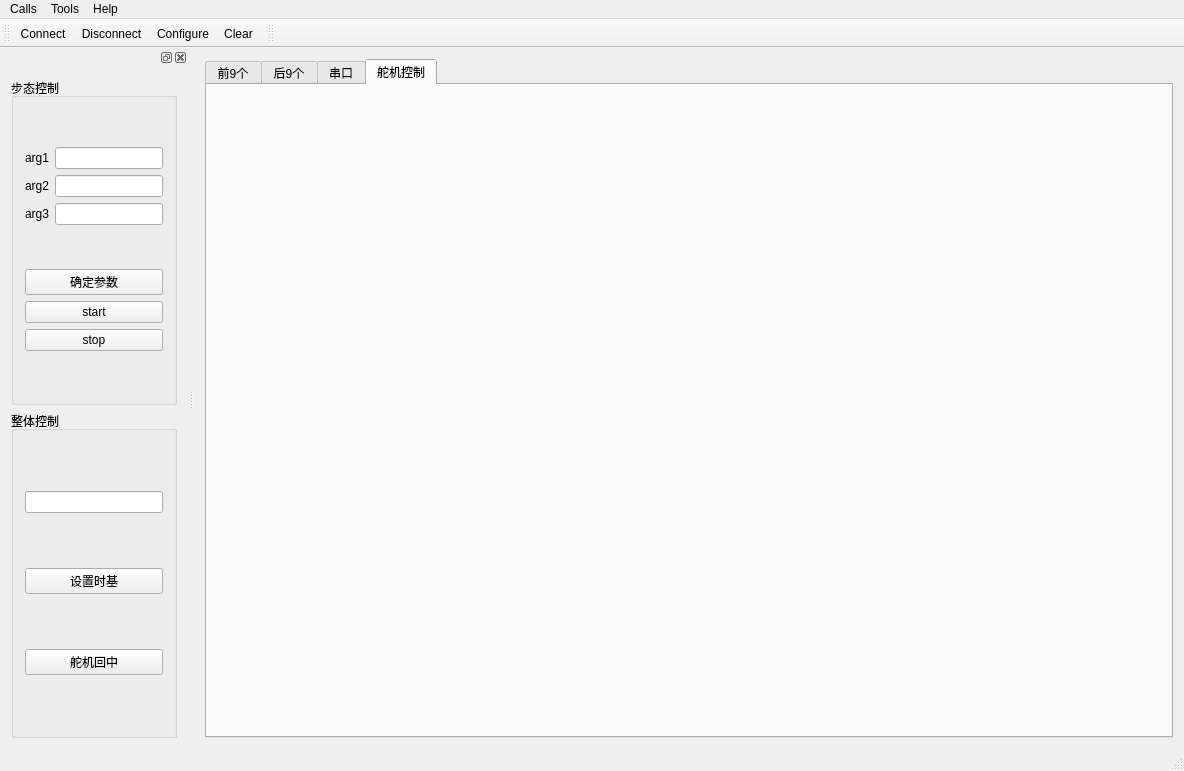
The window that mainwindow.ui (Chen-GuanJie/terminal) describes before a commit, drawn with Qt 5.
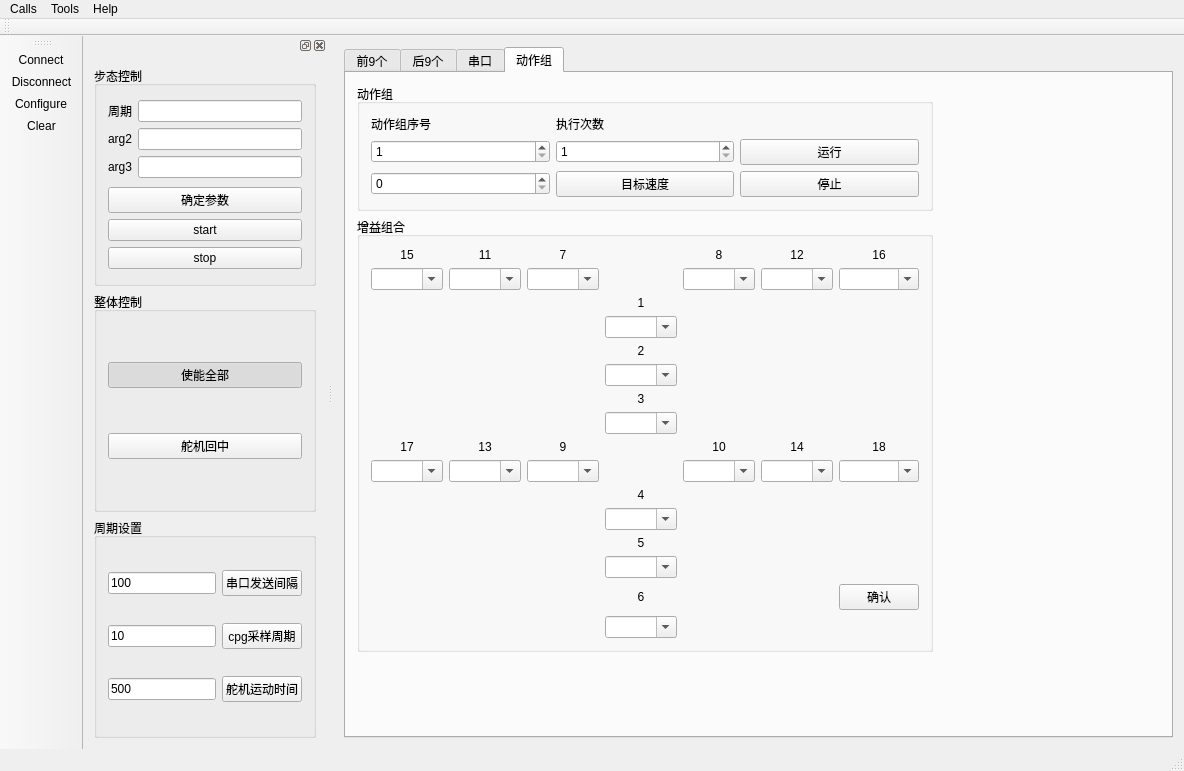
The same window after the commit. The open tabs and pages were chosen to show the change. Icons and pictures are not drawn. Custom widgets are drawn as their Qt base class.

The edit to the form file:
```diff
--- a/mainwindow.ui
+++ b/mainwindow.ui
@@ -110,8 +110,503 @@
       </widget>
       <widget class="QWidget" name="tab">
        <attribute name="title">
-        <string>舵机控制</string>
+        <string>动作组</string>
        </attribute>
+       <layout class="QGridLayout" name="gridLayout_5">
+        <item row="0" column="1">
+         <spacer name="horizontalSpacer">
+          <property name="orientation">
+           <enum>Qt::Horizontal</enum>
+          </property>
+          <property name="sizeHint" stdset="0">
+           <size>
+            <width>40</width>
+            <height>20</height>
+           </size>
+          </property>
+         </spacer>
+        </item>
+        <item row="0" column="0">
+         <widget class="QGroupBox" name="groupBox_4">
+          <property name="title">
+           <string>动作组</string>
+          </property>
+          <layout class="QGridLayout" name="gridLayout_2">
+           <item row="1" column="2">
+            <widget class="QPushButton" name="pushButton_dz">
+             <property name="text">
+              <string>运行</string>
+             </property>
+            </widget>
+           </item>
+           <item row="1" column="1">
+            <widget class="QSpinBox" name="spinBox_dz">
+             <property name="minimum">
+              <number>1</number>
+             </property>
+             <property name="maximum">
+              <number>1000</number>
+             </property>
+            </widget>
+           </item>
+           <item row="1" column="0">
+            <widget class="QSpinBox" name="spinBox_dz3">
+             <property name="minimum">
+              <number>1</number>
+             </property>
+            </widget>
+           </item>
+           <item row="0" column="0">
+            <widget class="QLabel" name="label_4">
+             <property name="text">
+              <string>动作组序号</string>
+             </property>
+            </widget>
+           </item>
+           <item row="0" column="1">
+            <widget class="QLabel" name="label_6">
+             <property name="text">
+              <string>执行次数</string>
+             </property>
+            </widget>
+           </item>
+           <item row="2" column="0">
+            <widget class="QSpinBox" name="spinBox_dz2"/>
+           </item>
+           <item row="2" column="1">
+            <widget class="QPushButton" name="pushButton_dz2">
+             <property name="text">
+              <string>目标速度</string>
+             </property>
+            </widget>
+           </item>
+           <item row="2" column="2">
+            <widget class="QPushButton" name="pushButton_dz3">
+             <property name="text">
+              <string>停止</string>
+             </property>
+            </widget>
+           </item>
+          </layout>
+         </widget>
+        </item>
+        <item row="4" column="0">
+         <spacer name="verticalSpacer">
+          <property name="orientation">
+           <enum>Qt::Vertical</enum>
+          </property>
+          <property name="sizeHint" stdset="0">
+           <size>
+            <width>20</width>
+            <height>40</height>
+           </size>
+          </property>
+         </spacer>
+        </item>
+        <item row="1" column="0">
+         <widget class="QGroupBox" name="groupBox_5">
+          <property name="title">
+           <string>增益组合</string>
+          </property>
+          <layout class="QGridLayout" name="gridLayout_6">
+           <item row="10" column="4">
+            <widget class="QLabel" name="clabel_9">
+             <property name="text">
+              <string>9</string>
+             </property>
+             <property name="alignment">
+              <set>Qt::AlignCenter</set>
+             </property>
+            </widget>
+           </item>
+           <item row="2" column="4">
+            <widget class="QLabel" name="clabel_7">
+             <property name="toolTipDuration">
+              <number>-1</number>
+             </property>
+             <property name="text">
+              <string>7</string>
+             </property>
+             <property name="alignment">
+              <set>Qt::AlignCenter</set>
+             </property>
+            </widget>
+           </item>
+           <item row="3" column="10">
+            <widget class="QComboBox" name="comboBoxx_16">
+             <property name="editable">
+              <bool>true</bool>
+             </property>
+             <property name="maxCount">
+              <number>18</number>
+             </property>
+            </widget>
+           </item>
+           <item row="10" column="10">
+            <widget class="QLabel" name="clabel_18">
+             <property name="text">
+              <string>18</string>
+             </property>
+             <property name="alignment">
+              <set>Qt::AlignCenter</set>
+             </property>
+            </widget>
+           </item>
+           <item row="10" column="0">
+            <widget class="QLabel" name="clabel_17">
+             <property name="text">
+              <string>17</string>
+             </property>
+             <property name="alignment">
+              <set>Qt::AlignCenter</set>
+             </property>
+            </widget>
+           </item>
+           <item row="12" column="6">
+            <widget class="QLabel" name="clabel_4">
+             <property name="text">
+              <string>4</string>
+             </property>
+             <property name="alignment">
+              <set>Qt::AlignCenter</set>
+             </property>
+            </widget>
+           </item>
+           <item row="3" column="8">
+            <widget class="QComboBox" name="comboBoxx_8">
+             <property name="editable">
+              <bool>true</bool>
+             </property>
+             <property name="maxCount">
+              <number>18</number>
+             </property>
+            </widget>
+           </item>
+           <item row="8" column="6">
+            <widget class="QLabel" name="clabel_3">
+             <property name="text">
+              <string>3</string>
+             </property>
+             <property name="alignment">
+              <set>Qt::AlignCenter</set>
+             </property>
+            </widget>
+           </item>
+           <item row="11" column="4">
+            <widget class="QComboBox" name="comboBoxx_9">
+             <property name="editable">
+              <bool>true</bool>
+             </property>
+             <property name="maxCount">
+              <number>18</number>
+             </property>
+            </widget>
+           </item>
+           <item row="14" column="6">
+            <widget class="QLabel" name="clabel_5">
+             <property name="text">
+              <string>5</string>
+             </property>
+             <property name="alignment">
+              <set>Qt::AlignCenter</set>
+             </property>
+            </widget>
+           </item>
+           <item row="4" column="6">
+            <widget class="QLabel" name="clabel_1">
+             <property name="text">
+              <string>1</string>
+             </property>
+             <property name="alignment">
+              <set>Qt::AlignCenter</set>
+             </property>
+            </widget>
+           </item>
+           <item row="2" column="2">
+            <widget class="QLabel" name="clabel_11">
+             <property name="text">
+              <string>11</string>
+             </property>
+             <property name="alignment">
+              <set>Qt::AlignCenter</set>
+             </property>
+            </widget>
+           </item>
+           <item row="11" column="0">
+            <widget class="QComboBox" name="comboBoxx_17">
+             <property name="editable">
+              <bool>true</bool>
+             </property>
+             <property name="maxCount">
+              <number>18</number>
+             </property>
+            </widget>
+           </item>
+           <item row="9" column="6">
+            <widget class="QComboBox" name="comboBoxx_3">
+             <property name="editable">
+              <bool>true</bool>
+             </property>
+             <property name="currentIndex">
+              <number>-1</number>
+             </property>
+             <property name="maxCount">
+              <number>18</number>
+             </property>
+            </widget>
+           </item>
+           <item row="10" column="9">
+            <widget class="QLabel" name="clabel_14">
+             <property name="text">
+              <string>14</string>
+             </property>
+             <property name="alignment">
+              <set>Qt::AlignCenter</set>
+             </property>
+            </widget>
+           </item>
+           <item row="10" column="2">
+            <widget class="QLabel" name="clabel_13">
+             <property name="text">
+              <string>13</string>
+             </property>
+             <property name="alignment">
+              <set>Qt::AlignCenter</set>
+             </property>
+            </widget>
+           </item>
+           <item row="3" column="2">
+            <widget class="QComboBox" name="comboBoxx_11">
+             <property name="editable">
+              <bool>true</bool>
+             </property>
+             <property name="maxCount">
+              <number>18</number>
+             </property>
+            </widget>
+           </item>
+           <item row="13" column="6">
+            <widget class="QComboBox" name="comboBoxx_4">
+             <property name="editable">
+              <bool>true</bool>
+             </property>
+             <property name="currentIndex">
+              <number>-1</number>
+             </property>
+             <property name="maxCount">
+              <number>18</number>
+             </property>
+            </widget>
+           </item>
+           <item row="11" column="9">
+            <widget class="QComboBox" name="comboBoxx_14">
+             <property name="editable">
+              <bool>true</bool>
+             </property>
+             <property name="maxCount">
+              <number>18</number>
+             </property>
+            </widget>
+           </item>
+           <item row="2" column="10">
+            <widget class="QLabel" name="clabel_16">
+             <property name="text">
+              <string>16</string>
+             </property>
+             <property name="alignment">
+              <set>Qt::AlignCenter</set>
+             </property>
+            </widget>
+           </item>
+           <item row="11" column="8">
+            <widget class="QComboBox" name="comboBoxx_10">
+             <property name="editable">
+              <bool>true</bool>
+             </property>
+             <property name="currentText">
+              <string/>
+             </property>
+             <property name="currentIndex">
+              <number>-1</number>
+             </property>
+             <property name="maxCount">
+              <number>18</number>
+             </property>
+            </widget>
+           </item>
+           <item row="3" column="0">
+            <widget class="QComboBox" name="comboBoxx_15">
+             <property name="editable">
+              <bool>true</bool>
+             </property>
+             <property name="maxCount">
+              <number>18</number>
+             </property>
+            </widget>
+           </item>
+           <item row="11" column="2">
+            <widget class="QComboBox" name="comboBoxx_13">
+             <property name="editable">
+              <bool>true</bool>
+             </property>
+             <property name="maxCount">
+              <number>18</number>
+             </property>
+            </widget>
+           </item>
+           <item row="2" column="0">
+            <widget class="QLabel" name="clabel_15">
+             <property name="text">
+              <string>15</string>
+             </property>
+             <property name="alignment">
+              <set>Qt::AlignCenter</set>
+             </property>
+            </widget>
+           </item>
+           <item row="7" column="6">
+            <widget class="QComboBox" name="comboBoxx_2">
+             <property name="editable">
+              <bool>true</bool>
+             </property>
+             <property name="currentIndex">
+              <number>-1</number>
+             </property>
+             <property name="maxCount">
+              <number>18</number>
+             </property>
+            </widget>
+           </item>
+           <item row="2" column="8">
+            <widget class="QLabel" name="clabel_8">
+             <property name="text">
+              <string>8</string>
+             </property>
+             <property name="alignment">
+              <set>Qt::AlignCenter</set>
+             </property>
+            </widget>
+           </item>
+           <item row="3" column="4">
+            <widget class="QComboBox" name="comboBoxx_7">
+             <property name="editable">
+              <bool>true</bool>
+             </property>
+             <property name="maxCount">
+              <number>18</number>
+             </property>
+            </widget>
+           </item>
+           <item row="11" column="10">
+            <widget class="QComboBox" name="comboBoxx_18">
+             <property name="editable">
+              <bool>true</bool>
+             </property>
+             <property name="maxCount">
+              <number>18</number>
+             </property>
+            </widget>
+           </item>
+           <item row="6" column="6">
+            <widget class="QLabel" name="clabel_2">
+             <property name="text">
+              <string>2</string>
+             </property>
+             <property name="alignment">
+              <set>Qt::AlignCenter</set>
+             </property>
+            </widget>
+           </item>
+           <item row="5" column="6">
+            <widget class="QComboBox" name="comboBoxx_1">
+             <property name="editable">
+              <bool>true</bool>
+             </property>
+             <property name="currentIndex">
+              <number>-1</number>
+             </property>
+             <property name="maxCount">
+              <number>18</number>
+             </property>
+            </widget>
+           </item>
+           <item row="15" column="6">
+            <widget class="QComboBox" name="comboBoxx_5">
+             <property name="editable">
+              <bool>true</bool>
+             </property>
+             <property name="currentIndex">
+              <number>-1</number>
+             </property>
+             <property name="maxCount">
+              <number>18</number>
+             </property>
+            </widget>
+           </item>
+           <item row="3" column="9">
+            <widget class="QComboBox" name="comboBoxx_12">
+             <property name="editable">
+              <bool>true</bool>
+             </property>
+             <property name="maxCount">
+              <number>18</number>
+             </property>
+            </widget>
+           </item>
+           <item row="16" column="6">
+            <widget class="QLabel" name="clabel_6">
+             <property name="text">
+              <string>6</string>
+             </property>
+             <property name="alignment">
+              <set>Qt::AlignCenter</set>
+             </property>
+            </widget>
+           </item>
+           <item row="10" column="8">
+            <widget class="QLabel" name="clabel_10">
+             <property name="text">
+              <string>10</string>
+             </property>
+             <property name="alignment">
+              <set>Qt::AlignCenter</set>
+             </property>
+            </widget>
+           </item>
+           <item row="2" column="9">
+            <widget class="QLabel" name="clabel_12">
+             <property name="text">
+              <string>12</string>
+             </property>
+             <property name="alignment">
+              <set>Qt::AlignCenter</set>
+             </property>
+            </widget>
+           </item>
+           <item row="17" column="6">
+            <widget class="QComboBox" name="comboBoxx_6">
+             <property name="editable">
+              <bool>true</bool>
+             </property>
+             <property name="currentIndex">
+              <number>-1</number>
+             </property>
+             <property name="maxCount">
+              <number>18</number>
+             </property>
+            </widget>
+           </item>
+           <item row="16" column="10">
+            <widget class="QPushButton" name="pushButton_7">
+             <property name="text">
+              <string>确认</string>
+             </property>
+            </widget>
+           </item>
+          </layout>
+         </widget>
+        </item>
+       </layout>
       </widget>
      </widget>
     </item>
@@ -155,7 +650,7 @@
   </widget>
   <widget class="QToolBar" name="mainToolBar">
    <attribute name="toolBarArea">
-    <enum>TopToolBarArea</enum>
+    <enum>LeftToolBarArea</enum>
    </attribute>
    <attribute name="toolBarBreak">
     <bool>false</bool>
@@ -170,6 +665,18 @@
    <property name="windowTitle">
     <string>toolBar</string>
    </property>
+   <property name="movable">
+    <bool>true</bool>
+   </property>
+   <property name="allowedAreas">
+    <set>Qt::AllToolBarAreas</set>
+   </property>
+   <property name="orientation">
+    <enum>Qt::Horizontal</enum>
+   </property>
+   <property name="floatable">
+    <bool>true</bool>
+   </property>
    <attribute name="toolBarArea">
     <enum>TopToolBarArea</enum>
    </attribute>
@@ -194,7 +701,7 @@
           <item row="1" column="0">
            <widget class="QLabel" name="label">
             <property name="text">
-             <string>arg1</string>
+             <string>周期</string>
             </property>
            </widget>
           </item>
@@ -228,7 +735,7 @@
           <item>
            <layout class="QVBoxLayout" name="verticalLayout_5">
             <item>
-             <widget class="QPushButton" name="pushButton_2">
+             <widget class="QPushButton" name="pushButton_t">
               <property name="text">
                <string>确定参数</string>
               </property>
@@ -262,12 +769,15 @@
        </property>
        <layout class="QVBoxLayout" name="verticalLayout">
         <item>
-         <widget class="QLineEdit" name="lineEdit_4"/>
-        </item>
-        <item>
-         <widget class="QPushButton" name="pushButton_settime">
+         <widget class="QPushButton" name="pushButton_2">
           <property name="text">
-           <string>设置时基</string>
+           <string>使能全部</string>
+          </property>
+          <property name="checkable">
+           <bool>true</bool>
+          </property>
+          <property name="checked">
+           <bool>true</bool>
           </property>
          </widget>
         </item>
@@ -281,6 +791,57 @@
        </layout>
       </widget>
      </item>
+     <item>
+      <widget class="QGroupBox" name="groupBox_3">
+       <property name="title">
+        <string>周期设置</string>
+       </property>
+       <layout class="QGridLayout" name="gridLayout_7">
+        <item row="0" column="0">
+         <widget class="QLineEdit" name="clineEdit_4">
+          <property name="text">
+           <string>100</string>
+          </property>
+         </widget>
+        </item>
+        <item row="2" column="0">
+         <widget class="QLineEdit" name="clineEdit_5">
+          <property name="text">
+           <string>10</string>
+          </property>
+         </widget>
+        </item>
+        <item row="2" column="1">
+         <widget class="QPushButton" name="cpushButton_8">
+          <property name="text">
+           <string>cpg采样周期</string>
+          </property>
+         </widget>
+        </item>
+        <item row="0" column="1">
+         <widget class="QPushButton" name="cpushButton_settime">
+          <property name="text">
+           <string>串口发送间隔</string>
+          </property>
+         </widget>
+        </item>
+        <item row="3" column="0">
+         <widget class="QLineEdit" name="clineEdit_6">
+          <property name="text">
+           <string>500</string>
+          </property>
+         </widget>
+        </item>
+        <item row="3" column="1">
+         <widget class="QPushButton" name="cpushButton_9">
+          <property name="text">
+           <string>舵机运动时间</string>
+          </property>
+         </widget>
+        </item>
+       </layout>
+      </widget>
+     </item>
     </layout>
    </widget>
   </widget>
```
Left out of the diff: 22 changed lines with no effect on the pictures.
